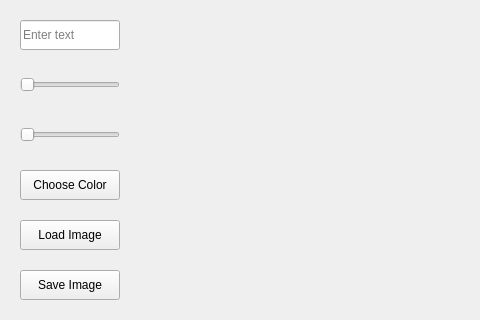
Old version of the form qt/mainwindow.ui in the repository Edi013/ComputerVision; both pictures show x 0 to 480 and y 0 to 320 of the 800 by 600 pixel window.
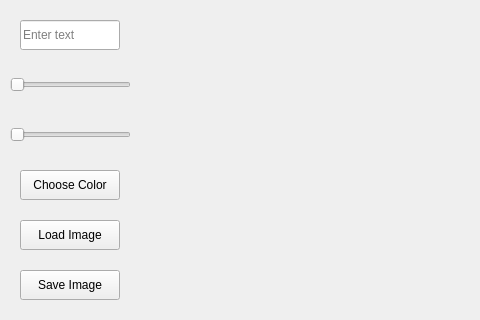
New version of the form.

Commit message: trying to fix click on label

Diff of the .ui file:
```diff
--- a/qt/mainwindow.ui
+++ b/qt/mainwindow.ui
@@ -43,9 +43,9 @@
    <widget class="QSlider" name="sizeSlider">
     <property name="geometry">
      <rect>
-      <x>20</x>
+      <x>10</x>
       <y>70</y>
-      <width>100</width>
+      <width>121</width>
       <height>30</height>
      </rect>
     </property>
@@ -56,9 +56,9 @@
    <widget class="QSlider" name="thicknessSlider">
     <property name="geometry">
      <rect>
-      <x>20</x>
+      <x>10</x>
       <y>120</y>
-      <width>100</width>
+      <width>121</width>
       <height>30</height>
      </rect>
     </property>
```
The commit also changes 2 other files.
